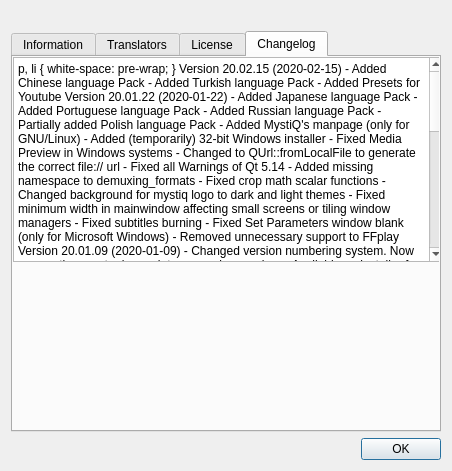
The window that ui/aboutdialog.ui (swl-x/MystiQ) describes before a commit, drawn with Qt 5.
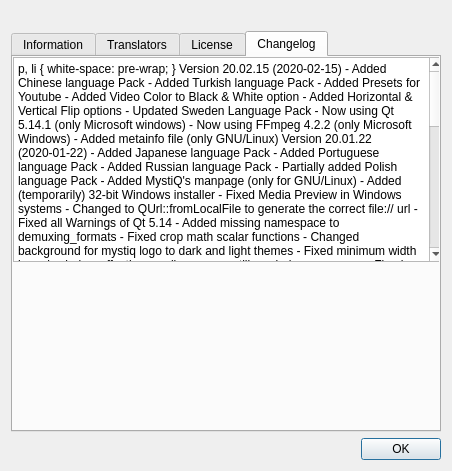
The same window after the commit. The open tabs and pages were chosen to show the change. Icons and pictures are not drawn.

```diff
--- a/ui/aboutdialog.ui
+++ b/ui/aboutdialog.ui
@@ -256,7 +256,7 @@
         <number>0</number>
        </property>
        <property name="html">
-        <string>&lt;!DOCTYPE HTML PUBLIC &quot;-//W3C//DTD HTML 4.0//EN&quot; &quot;http://www.w3.org/TR/REC-html40/strict.dtd&quot;&gt;
+        <string notr="true">&lt;!DOCTYPE HTML PUBLIC &quot;-//W3C//DTD HTML 4.0//EN&quot; &quot;http://www.w3.org/TR/REC-html40/strict.dtd&quot;&gt;
 &lt;html&gt;&lt;head&gt;&lt;meta name=&quot;qrichtext&quot; content=&quot;1&quot; /&gt;&lt;style type=&quot;text/css&quot;&gt;
 p, li { white-space: pre-wrap; }
 &lt;/style&gt;&lt;/head&gt;&lt;body style=&quot; font-family:'Fira Sans'; font-size:10pt; font-weight:400; font-style:normal;&quot;&gt;
@@ -264,6 +264,12 @@
 &lt;p style=&quot; margin-top:0px; margin-bottom:0px; margin-left:0px; margin-right:0px; -qt-block-indent:0; text-indent:0px;&quot;&gt;&lt;span style=&quot; font-family:'Fira Sans';&quot;&gt; - Added Chinese language Pack&lt;/span&gt;&lt;/p&gt;
 &lt;p style=&quot; margin-top:0px; margin-bottom:0px; margin-left:0px; margin-right:0px; -qt-block-indent:0; text-indent:0px;&quot;&gt;&lt;span style=&quot; font-family:'Fira Sans';&quot;&gt; - Added Turkish language Pack&lt;/span&gt;&lt;/p&gt;
 &lt;p style=&quot; margin-top:0px; margin-bottom:0px; margin-left:0px; margin-right:0px; -qt-block-indent:0; text-indent:0px;&quot;&gt;&lt;span style=&quot; font-family:'Fira Sans';&quot;&gt; - Added Presets for Youtube&lt;/span&gt;&lt;/p&gt;
+&lt;p style=&quot; margin-top:0px; margin-bottom:0px; margin-left:0px; margin-right:0px; -qt-block-indent:0; text-indent:0px;&quot;&gt;&lt;span style=&quot; font-family:'Fira Sans';&quot;&gt; - Added Video Color to Black &amp;amp; White option&lt;/span&gt;&lt;/p&gt;
+&lt;p style=&quot; margin-top:0px; margin-bottom:0px; margin-left:0px; margin-right:0px; -qt-block-indent:0; text-indent:0px;&quot;&gt;&lt;span style=&quot; font-family:'Fira Sans';&quot;&gt; - Added Horizontal &amp;amp; Vertical Flip options&lt;/span&gt;&lt;/p&gt;
+&lt;p style=&quot; margin-top:0px; margin-bottom:0px; margin-left:0px; margin-right:0px; -qt-block-indent:0; text-indent:0px;&quot;&gt;&lt;span style=&quot; font-family:'Fira Sans';&quot;&gt; - Updated Sweden Language Pack&lt;/span&gt;&lt;/p&gt;
+&lt;p style=&quot; margin-top:0px; margin-bottom:0px; margin-left:0px; margin-right:0px; -qt-block-indent:0; text-indent:0px;&quot;&gt;&lt;span style=&quot; font-family:'Fira Sans';&quot;&gt; - Now using Qt 5.14.1 (only Microsoft windows)&lt;/span&gt;&lt;/p&gt;
+&lt;p style=&quot; margin-top:0px; margin-bottom:0px; margin-left:0px; margin-right:0px; -qt-block-indent:0; text-indent:0px;&quot;&gt;&lt;span style=&quot; font-family:'Fira Sans';&quot;&gt; - Now using FFmpeg 4.2.2 (only Microsoft Windows)&lt;/span&gt;&lt;/p&gt;
+&lt;p style=&quot; margin-top:0px; margin-bottom:0px; margin-left:0px; margin-right:0px; -qt-block-indent:0; text-indent:0px;&quot;&gt;&lt;span style=&quot; font-family:'Fira Sans';&quot;&gt; - Added metainfo file (only GNU/Linux)&lt;/span&gt;&lt;/p&gt;
 &lt;p style=&quot;-qt-paragraph-type:empty; margin-top:0px; margin-bottom:0px; margin-left:0px; margin-right:0px; -qt-block-indent:0; text-indent:0px; font-family:'Fira Sans'; font-weight:600;&quot;&gt;&lt;br /&gt;&lt;/p&gt;
 &lt;p style=&quot; margin-top:0px; margin-bottom:0px; margin-left:0px; margin-right:0px; -qt-block-indent:0; text-indent:0px;&quot;&gt;&lt;span style=&quot; font-family:'Fira Sans'; font-weight:600;&quot;&gt;Version 20.01.22 (2020-01-22)&lt;/span&gt;&lt;/p&gt;
 &lt;p style=&quot; margin-top:0px; margin-bottom:0px; margin-left:0px; margin-right:0px; -qt-block-indent:0; text-indent:0px;&quot;&gt;&lt;span style=&quot; font-family:'Fira Sans';&quot;&gt; - Added Japanese language Pack&lt;/span&gt;&lt;/p&gt;
@@ -346,6 +352,12 @@
        <property name="textInteractionFlags">
         <set>Qt::TextBrowserInteraction</set>
        </property>
+       <property name="placeholderText">
+        <string notr="true"/>
+       </property>
+       <property name="searchPaths">
+        <stringlist notr="true"/>
+       </property>
        <property name="openExternalLinks">
         <bool>true</bool>
        </property>
```
Left out of the diff: 38 changed lines with no effect on the pictures.
